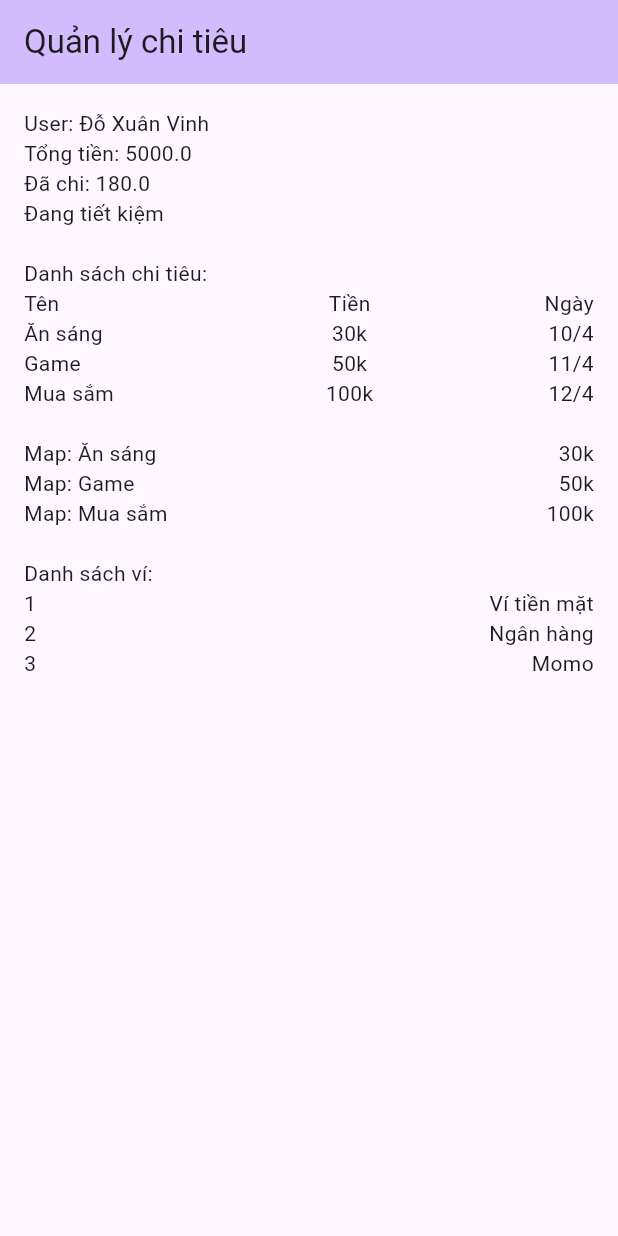
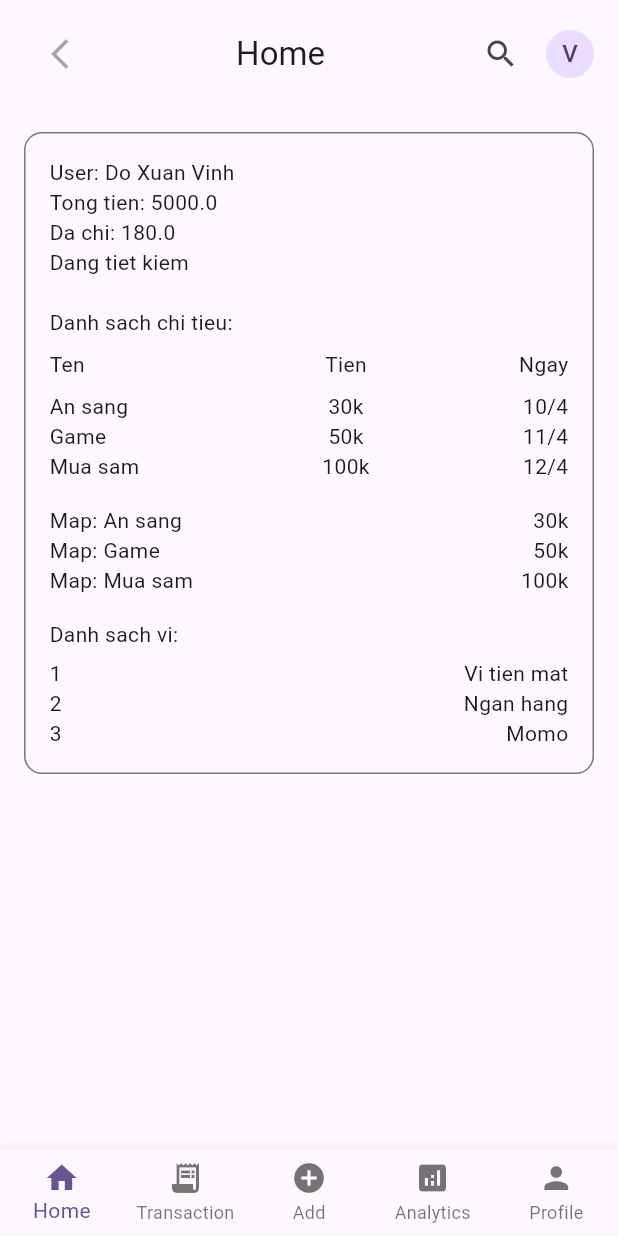
Before and after one commit to Cjayze/Expense_manage_Manh_Vinh1_2026, a Flutter app: the screen it shows after launch, on a phone screen of 412 x 824 dp. Run offline on Flutter 3.47's test engine with Material 3 defaults, Android fonts, the phone set to English and light mode, and no system bars.

Commit message:
bai thuc hanh so 4

```diff
--- a/quanlychitieu_manh_vinh_1_2026/lib/main.dart
+++ b/quanlychitieu_manh_vinh_1_2026/lib/main.dart
@@ -1,6 +1,5 @@
 import 'package:flutter/material.dart';
-import 'services/category_manager.dart';
-import 'models/category.dart';
+import 'pages/main_shell.dart';
 
 void main() {
   runApp(const MyApp());
@@ -32,197 +31,7 @@ class MyApp extends StatelessWidget {
       theme: ThemeData(
         colorScheme: ColorScheme.fromSeed(seedColor: Colors.deepPurple),
       ),
-      home: const MyHomePage(title: 'Quản lý chi tiêu'),
+      home: const MainShell(),
     );
   }
 }
-
-class MyHomePage extends StatefulWidget {
-  const MyHomePage({super.key, required this.title});
-  final String title;
-
-  @override
-  State<MyHomePage> createState() => _MyHomePageState();
-}
-
-class _MyHomePageState extends State<MyHomePage> {
-  //bai thuc hanh so 3
-  final List<Map<String, String>> students = [
-    {'studentID': 's123456', 'fullname': 'Nguyen Thi B'},
-    {'studentID': 's345672', 'fullname': 'Nguyen Van D'},
-    {'studentID': 's923333', 'fullname': 'Tran Thi Van'},
-  ];
-  final manager = CategoryManager();
-
-  //bai thuc hanh so 2
-  //1. Biến
-  String userName = "Đỗ Xuân Vinh";
-  double totalMoney = 5000;
-  bool isSaving = true;
-
-  //2. Collection (chi tiêu)
-  final List<Map<String, dynamic>> expenses = [
-    {"name": "Ăn sáng", "amount": 30, "date": DateTime(2026, 4, 10)},
-    {"name": "Game", "amount": 50, "date": DateTime(2026, 4, 11)},
-    {"name": "Mua sắm", "amount": 100, "date": DateTime(2026, 4, 12)},
-  ];
-
-  //3. Collection (ví tiền)
-  final List<Map<String, dynamic>> wallets = [
-    {'id': 1, 'name': 'Ví tiền mặt'},
-    {'id': 2, 'name': 'Ngân hàng'},
-    {'id': 3, 'name': 'Momo'},
-  ];
-
-  // Tính tổng tiền đã chi
-  double get totalSpent {
-    double sum = 0;
-    for (var item in expenses) {
-      sum += item["amount"];
-    }
-    return sum;
-  }
-
-  @override
-  void initState() {
-    super.initState();
-
-    // bai thuc hanh so 3
-    final genericObj = MyGeneric<List<Map<String, String>>>(students);
-    genericObj.printData();
-      // create
-    manager.createCategory(
-      Category(id: 1, name: "Ăn uống", icon: "Ăn uống", type: "expense"),
-    );
-
-    manager.createCategory(
-      Category(id: 2, name: "Lương", icon: "Lương", type: "income"),
-    );
-
-    manager.createCategory(
-      Category(id: 3, name: "Thưởng", icon: "Thưởng", type: "income")
-    );
-
-      // read
-    print("Catehory list");
-    for (var c in manager.getAllCategories()) {
-      c.display();
-    }
-
-      // update
-    manager.updateCategory(1, name: "Ăn uống hàng ngày", icon: "Food");
-
-    print("Update ID=1");
-    for (var c in manager.getAllCategories()) {
-      c.display();
-    }
-
-      // delete
-    manager.deleteCategory(2);
-    print("Delete ID=2");
-    for (var c in manager.getAllCategories()) {
-      c.display();
-    }
-
-  }
-
-  @override
-  Widget build(BuildContext context) {
-
-    return Scaffold(
-      appBar: AppBar(
-        backgroundColor: Theme.of(context).colorScheme.inversePrimary,
-        title: Text(widget.title),
-      ),
-
-      body: Padding(
-        padding: const EdgeInsets.all(16),
-        child: Column(
-          crossAxisAlignment: CrossAxisAlignment.start,
-          children: [
-
-            //4. Hiển thị biến
-            Text('User: $userName'),
-            Text('Tổng tiền: $totalMoney'),
-            Text('Đã chi: $totalSpent'),
-            Text(isSaving ? 'Đang tiết kiệm' : 'Tiêu quá tay'),
-
-            const SizedBox(height: 20),
-
-            //5. Hiển thị collection (expenses)
-            const Text('Danh sách chi tiêu:'),
-
-            // Header
-            Row(
-              children: const [
-                Expanded(flex: 3, child: Text('Tên')),
-                Expanded(flex: 2, child: Text('Tiền', textAlign: TextAlign.center)),
-                Expanded(flex: 2, child: Text('Ngày', textAlign: TextAlign.right)),
-              ],
-            ),
-
-            Column(
-              children: [
-                for (var item in expenses)
-                  Row(
-                    children: [
-                      Expanded(flex: 3, child: Text(item["name"])),
-                      Expanded(
-                        flex: 2,
-                        child: Text(
-                          '${item["amount"]}k',
-                          textAlign: TextAlign.center,
-                        ),
-                      ),
-                      Expanded(
-                        flex: 2,
-                        child: Text(
-                          '${item["date"].day}/${item["date"].month}',
-                          textAlign: TextAlign.right,
-                        ),
-                      ),
-                    ],
-                  ),
-              ],
-            ),
-
-            const SizedBox(height: 20),
-
-            //Hiển thị bằng map()
-            Column(
-              children: expenses.map((item) {
-                return Row(
-                  mainAxisAlignment: MainAxisAlignment.spaceBetween,
-                  children: [
-                    Text('Map: ${item["name"]}'),
-                    Text('${item["amount"]}k'),
-                  ],
-                );
-              }).toList(),
-            ),
-
-            const SizedBox(height: 20),
-
-            //7. Hiển thị collection (wallets)
-            const Text('Danh sách ví:'),
-
-            Column(
-              children: [
-                for (var w in wallets)
-                  Row(
-                    children: [
-                      Expanded(flex: 1, child: Text('${w["id"]}')),
-                      Expanded(
-                        flex: 3,
-                        child: Text(w["name"], textAlign: TextAlign.right),
-                      ),
-                    ],
-                  ),
-              ],
-            ),
-          ],
-        ),
-      ),
-    );
-  }
-}
--- /dev/null
+++ b/quanlychitieu_manh_vinh_1_2026/lib/pages/add_page.dart
@@ -0,0 +1,15 @@
+import 'package:flutter/material.dart';
+import 'simple_page.dart';
+
+class AddPage extends StatelessWidget {
+  const AddPage({super.key});
+
+  @override
+  Widget build(BuildContext context) {
+    return const SimplePage(
+      title: 'Add',
+      subtitle: 'Them chi tieu / thu nhap',
+      icon: Icons.add_circle_outline,
+    );
+  }
+}
--- /dev/null
+++ b/quanlychitieu_manh_vinh_1_2026/lib/pages/analytics_page.dart
@@ -0,0 +1,15 @@
+import 'package:flutter/material.dart';
+import 'simple_page.dart';
+
+class AnalyticsPage extends StatelessWidget {
+  const AnalyticsPage({super.key});
+
+  @override
+  Widget build(BuildContext context) {
+    return const SimplePage(
+      title: 'Analytics',
+      subtitle: 'Thong ke chi tieu',
+      icon: Icons.analytics,
+    );
+  }
+}
--- /dev/null
+++ b/quanlychitieu_manh_vinh_1_2026/lib/pages/home_page.dart
@@ -0,0 +1,196 @@
+import 'package:flutter/material.dart';
+import '../models/category.dart';
+import '../services/category_manager.dart';
+import '../widgets/common_header.dart';
+
+class MyGeneric<T> {
+  T obj;
+
+  MyGeneric(this.obj);
+
+  void printData() {
+    if (obj is List<Map<String, String>>) {
+      for (var item in obj as List<Map<String, String>>) {
+        print('${item['studentID']} - ${item['fullname']}');
+      }
+    } else {
+      print(obj);
+    }
+  }
+}
+
+class HomePage extends StatefulWidget {
+  const HomePage({super.key});
+
+  @override
+  State<HomePage> createState() => _HomePageState();
+}
+
+class _HomePageState extends State<HomePage> {
+  final List<Map<String, String>> students = [
+    {'studentID': 's123456', 'fullname': 'Nguyen Thi B'},
+    {'studentID': 's345672', 'fullname': 'Nguyen Van D'},
+    {'studentID': 's923333', 'fullname': 'Tran Thi Van'},
+  ];
+  final manager = CategoryManager();
+
+  String userName = 'Do Xuan Vinh';
+  double totalMoney = 5000;
+  bool isSaving = true;
+
+  final List<Map<String, dynamic>> expenses = [
+    {"name": "An sang", "amount": 30, "date": DateTime(2026, 4, 10)},
+    {"name": "Game", "amount": 50, "date": DateTime(2026, 4, 11)},
+    {"name": "Mua sam", "amount": 100, "date": DateTime(2026, 4, 12)},
+  ];
+
+  final List<Map<String, dynamic>> wallets = [
+    {'id': 1, 'name': 'Vi tien mat'},
+    {'id': 2, 'name': 'Ngan hang'},
+    {'id': 3, 'name': 'Momo'},
+  ];
+
+  double get totalSpent {
+    double sum = 0;
+    for (var item in expenses) {
+      sum += item["amount"];
+    }
+    return sum;
+  }
+
+  @override
+  void initState() {
+    super.initState();
+
+    final genericObj = MyGeneric<List<Map<String, String>>>(students);
+    genericObj.printData();
+
+    manager.createCategory(
+      Category(id: 1, name: "An uong", icon: "An uong", type: "expense"),
+    );
+    manager.createCategory(
+      Category(id: 2, name: "Luong", icon: "Luong", type: "income"),
+    );
+    manager.createCategory(
+      Category(id: 3, name: "Thuong", icon: "Thuong", type: "income"),
+    );
+
+    print("Catehory list");
+    for (var c in manager.getAllCategories()) {
+      c.display();
+    }
+
+    manager.updateCategory(1, name: "An uong hang ngay", icon: "Food");
+
+    print("Update ID=1");
+    for (var c in manager.getAllCategories()) {
+      c.display();
+    }
+
+    manager.deleteCategory(2);
+    print("Delete ID=2");
+    for (var c in manager.getAllCategories()) {
+      c.display();
+    }
+  }
+
+  @override
+  Widget build(BuildContext context) {
+    return Column(
+      children: [
+        const CommonHeader(title: 'Home'),
+        Expanded(
+          child: SingleChildScrollView(
+            padding: const EdgeInsets.all(16),
+            child: Container(
+              padding: const EdgeInsets.all(16),
+              decoration: BoxDecoration(
+                border: Border.all(color: Theme.of(context).dividerColor),
+                borderRadius: BorderRadius.circular(12),
+              ),
+              child: Column(
+                crossAxisAlignment: CrossAxisAlignment.start,
+                children: [
+                  Text('User: $userName'),
+                  Text('Tong tien: $totalMoney'),
+                  Text('Da chi: $totalSpent'),
+                  Text(isSaving ? 'Dang tiet kiem' : 'Tieu qua tay'),
+                  const SizedBox(height: 20),
+                  const Text('Danh sach chi tieu:'),
+                  const SizedBox(height: 8),
+                  const Row(
+                    children: [
+                      Expanded(flex: 3, child: Text('Ten')),
+                      Expanded(
+                        flex: 2,
+                        child: Text('Tien', textAlign: TextAlign.center),
+                      ),
+                      Expanded(
+                        flex: 2,
+                        child: Text('Ngay', textAlign: TextAlign.right),
+                      ),
+                    ],
+                  ),
+                  const SizedBox(height: 8),
+                  Column(
+                    children: [
+                      for (var item in expenses)
+                        Row(
+                          children: [
+                            Expanded(flex: 3, child: Text(item["name"])),
+                            Expanded(
+                              flex: 2,
+                              child: Text(
+                                '${item["amount"]}k',
+                                textAlign: TextAlign.center,
+                              ),
+                            ),
+                            Expanded(
+                              flex: 2,
+                              child: Text(
+                                '${item["date"].day}/${item["date"].month}',
+                                textAlign: TextAlign.right,
+                              ),
+                            ),
+                          ],
+                        ),
+                    ],
+                  ),
+                  const SizedBox(height: 16),
+                  Column(
+                    children: expenses.map((item) {
+                      return Row(
+                        mainAxisAlignment: MainAxisAlignment.spaceBetween,
+                        children: [
+                          Text('Map: ${item["name"]}'),
+                          Text('${item["amount"]}k'),
+                        ],
+                      );
+                    }).toList(),
+                  ),
+                  const SizedBox(height: 16),
+                  const Text('Danh sach vi:'),
+                  const SizedBox(height: 6),
+                  Column(
+                    children: [
+                      for (var w in wallets)
+                        Row(
+                          children: [
+                            Expanded(flex: 1, child: Text('${w["id"]}')),
+                            Expanded(
+                              flex: 3,
+                              child: Text(w["name"], textAlign: TextAlign.right),
+                            ),
+                          ],
+                        ),
+                    ],
+                  ),
+                ],
+              ),
+            ),
+          ),
+        ),
+      ],
+    );
+  }
+}
--- /dev/null
+++ b/quanlychitieu_manh_vinh_1_2026/lib/pages/main_shell.dart
@@ -0,0 +1,52 @@
+import 'package:flutter/material.dart';
+import 'home_page.dart';
+import 'transaction_page.dart';
+import 'add_page.dart';
+import 'analytics_page.dart';
+import 'profile_page.dart';
+
+class MainShell extends StatefulWidget {
+  const MainShell({super.key});
+
+  @override
+  State<MainShell> createState() => _MainShellState();
+}
+
+class _MainShellState extends State<MainShell> {
+  int _currentIndex = 0;
+
+  @override
+  Widget build(BuildContext context) {
+    return Scaffold(
+      body: IndexedStack(
+        index: _currentIndex,
+        children: const [
+          HomePage(),
+          TransactionPage(),
+          AddPage(),
+          AnalyticsPage(),
+          ProfilePage(),
+        ],
+      ),
+      bottomNavigationBar: BottomNavigationBar(
+        currentIndex: _currentIndex,
+        type: BottomNavigationBarType.fixed,
+        onTap: (index) {
+          setState(() {
+            _currentIndex = index;
+          });
+        },
+        items: const [
+          BottomNavigationBarItem(icon: Icon(Icons.home), label: 'Home'),
+          BottomNavigationBarItem(
+            icon: Icon(Icons.receipt_long),
+            label: 'Transaction',
+          ),
+          BottomNavigationBarItem(icon: Icon(Icons.add_circle), label: 'Add'),
+          BottomNavigationBarItem(icon: Icon(Icons.analytics), label: 'Analytics'),
+          BottomNavigationBarItem(icon: Icon(Icons.person), label: 'Profile'),
+        ],
+      ),
+    );
+  }
+}
--- /dev/null
+++ b/quanlychitieu_manh_vinh_1_2026/lib/pages/profile_page.dart
@@ -0,0 +1,15 @@
+import 'package:flutter/material.dart';
+import 'simple_page.dart';
+
+class ProfilePage extends StatelessWidget {
+  const ProfilePage({super.key});
+
+  @override
+  Widget build(BuildContext context) {
+    return const SimplePage(
+      title: 'Profile',
+      subtitle: 'Thong tin tai khoan',
+      icon: Icons.person,
+    );
+  }
+}
--- /dev/null
+++ b/quanlychitieu_manh_vinh_1_2026/lib/pages/simple_page.dart
@@ -0,0 +1,49 @@
+import 'package:flutter/material.dart';
+import '../widgets/common_header.dart';
+
+class SimplePage extends StatelessWidget {
+  final String title;
+  final String subtitle;
+  final IconData icon;
+
+  const SimplePage({
+    super.key,
+    required this.title,
+    required this.subtitle,
+    required this.icon,
+  });
+
+  @override
+  Widget build(BuildContext context) {
+    return Column(
+      children: [
+        CommonHeader(title: title),
+        Expanded(
+          child: Center(
+            child: Container(
+              margin: const EdgeInsets.all(24),
+              padding: const EdgeInsets.all(24),
+              decoration: BoxDecoration(
+                color: Theme.of(context).colorScheme.surfaceContainerHighest,
+                borderRadius: BorderRadius.circular(16),
+              ),
+              child: Column(
+                mainAxisSize: MainAxisSize.min,
+                children: [
+                  Icon(icon, size: 56),
+                  const SizedBox(height: 12),
+                  Text(
+                    title,
+                    style: Theme.of(context).textTheme.titleLarge,
+                  ),
+                  const SizedBox(height: 6),
+                  Text(subtitle),
+                ],
+              ),
+            ),
+          ),
+        ),
+      ],
+    );
+  }
+}
--- /dev/null
+++ b/quanlychitieu_manh_vinh_1_2026/lib/pages/transaction_page.dart
@@ -0,0 +1,15 @@
+import 'package:flutter/material.dart';
+import 'simple_page.dart';
+
+class TransactionPage extends StatelessWidget {
+  const TransactionPage({super.key});
+
+  @override
+  Widget build(BuildContext context) {
+    return const SimplePage(
+      title: 'Transaction',
+      subtitle: 'Danh sach giao dich',
+      icon: Icons.receipt_long,
+    );
+  }
+}
--- /dev/null
+++ b/quanlychitieu_manh_vinh_1_2026/lib/widgets/common_header.dart
@@ -0,0 +1,48 @@
+import 'package:flutter/material.dart';
+
+class CommonHeader extends StatelessWidget {
+	const CommonHeader({
+		super.key,
+		required this.title,
+	});
+
+	final String title;
+
+	@override
+	Widget build(BuildContext context) {
+		final canPop = Navigator.of(context).canPop();
+
+		return SafeArea(
+			bottom: false,
+			child: Padding(
+				padding: const EdgeInsets.fromLTRB(16, 12, 16, 12),
+				child: Row(
+					children: [
+						IconButton(
+							onPressed: canPop ? () => Navigator.of(context).maybePop() : null,
+							icon: const Icon(Icons.arrow_back_ios_new),
+							tooltip: 'Back',
+						),
+						Expanded(
+							child: Text(
+								title,
+								textAlign: TextAlign.center,
+								style: Theme.of(context).textTheme.titleLarge,
+							),
+						),
+						IconButton(
+							onPressed: () {},
+							icon: const Icon(Icons.search),
+							tooltip: 'Search',
+						),
+						const SizedBox(width: 6),
+						const CircleAvatar(
+							radius: 16,
+							child: Text('V'),
+						),
+					],
+				),
+			),
+		);
+	}
+}
```
